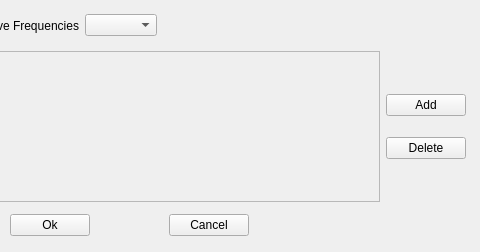
This is src/OpenParEMg/FrequencyPlanG.ui in OpenParEM/OpenParEM as Qt 5 draws it before an edit; both pictures show x 215 to 695 and y 0 to 252 of the 695 by 252 pixel window. The edited form follows.
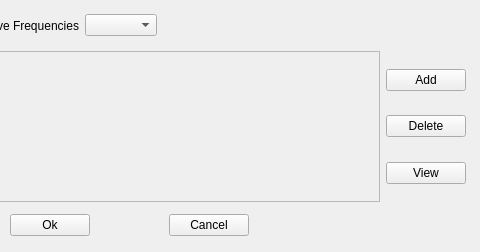
This is the edited form.

Commit message: added a frequency list viewer

Patch:
```diff
--- a/src/OpenParEMg/FrequencyPlanG.ui
+++ b/src/OpenParEMg/FrequencyPlanG.ui
@@ -48,32 +48,6 @@
         </property>
        </spacer>
       </item>
-      <item>
-       <spacer name="verticalSpacer_6">
-        <property name="orientation">
-         <enum>Qt::Orientation::Vertical</enum>
-        </property>
-        <property name="sizeHint" stdset="0">
-         <size>
-          <width>20</width>
-          <height>40</height>
-         </size>
-        </property>
-       </spacer>
-      </item>
-      <item>
-       <spacer name="verticalSpacer_3">
-        <property name="orientation">
-         <enum>Qt::Orientation::Vertical</enum>
-        </property>
-        <property name="sizeHint" stdset="0">
-         <size>
-          <width>20</width>
-          <height>40</height>
-         </size>
-        </property>
-       </spacer>
-      </item>
       <item>
        <widget class="QPushButton" name="frequencyAdd">
         <property name="text">
@@ -121,17 +95,17 @@
        </spacer>
       </item>
       <item>
-       <spacer name="verticalSpacer_7">
-        <property name="orientation">
-         <enum>Qt::Orientation::Vertical</enum>
+       <widget class="QPushButton" name="planView">
+        <property name="toolTip">
+         <string>&lt;html&gt;&lt;head/&gt;&lt;body&gt;&lt;p&gt;View the complete list of frequencies.&lt;/p&gt;&lt;/body&gt;&lt;/html&gt;</string>
         </property>
-        <property name="sizeHint" stdset="0">
-         <size>
-          <width>20</width>
-          <height>40</height>
-         </size>
+        <property name="text">
+         <string>View</string>
         </property>
-       </spacer>
+        <property name="autoDefault">
+         <bool>false</bool>
+        </property>
+       </widget>
       </item>
       <item>
        <spacer name="verticalSpacer_2">
```
Left out of the diff: 8 changed lines with no effect on the pictures. The commit also changes 8 other files.
